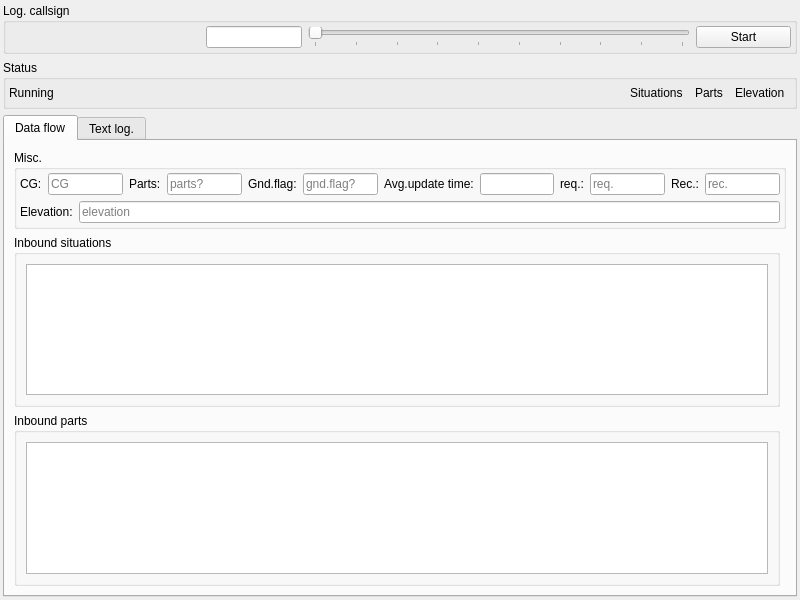
Before: the Qt Designer form src/blackgui/components/interpolationlogdisplay.ui in swift-project/pilotclient, drawn with Qt 5.
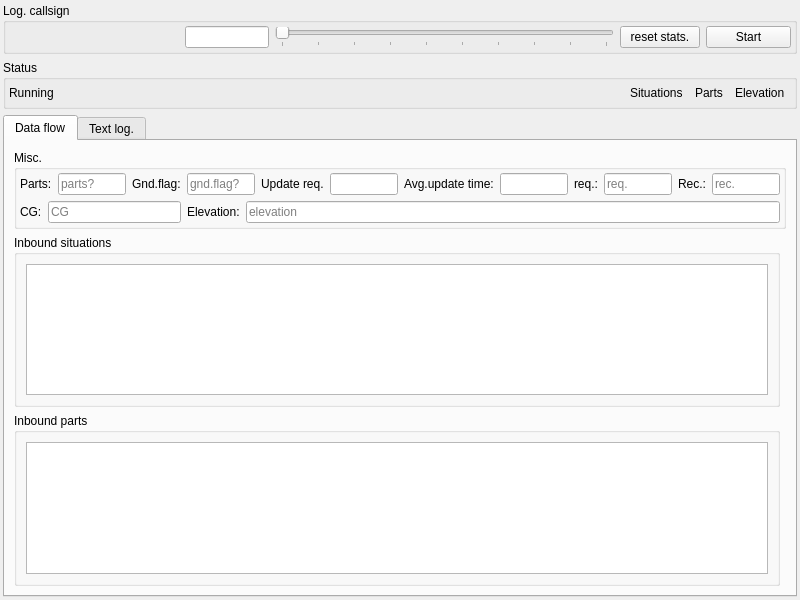
After: the same form once the commit is applied. Custom widgets are drawn as their Qt base class.

Commit message:
Ref T270, also display update aircraft (interpolation) request time
* made some ISimulator functions public, so they can be used in UI
* added members for request times
* better "shutdown" / "disconnect" detection

Patch:
```diff
--- a/src/blackgui/components/interpolationlogdisplay.ui
+++ b/src/blackgui/components/interpolationlogdisplay.ui
@@ -31,7 +31,7 @@
      <property name="title">
       <string>Log. callsign</string>
      </property>
-     <layout class="QHBoxLayout" name="hl_LogCallsign" stretch="2,1,4,1">
+     <layout class="QHBoxLayout" name="hl_LogCallsign" stretch="2,1,4,0,1">
       <property name="leftMargin">
        <number>3</number>
       </property>
@@ -77,6 +77,13 @@
         </property>
        </widget>
       </item>
+      <item>
+       <widget class="QPushButton" name="pb_ResetStats">
+        <property name="text">
+         <string>reset stats.</string>
+        </property>
+       </widget>
+      </item>
       <item>
        <widget class="QPushButton" name="pb_StartStop">
         <property name="text">
@@ -226,23 +233,6 @@
              <property name="bottomMargin">
               <number>0</number>
              </property>
-             <item>
-              <widget class="QLabel" name="lbl_CG">
-               <property name="text">
-                <string>CG:</string>
-               </property>
-              </widget>
-             </item>
-             <item>
-              <widget class="QLineEdit" name="le_CG">
-               <property name="readOnly">
-                <bool>true</bool>
-               </property>
-               <property name="placeholderText">
-                <string>CG</string>
-               </property>
-              </widget>
-             </item>
              <item>
               <widget class="QLabel" name="lbl_Parts">
                <property name="text">
@@ -277,6 +267,23 @@
                </property>
               </widget>
              </item>
+             <item>
+              <widget class="QLabel" name="lbl_UpdateAircraftReqTime">
+               <property name="toolTip">
+                <string>update aircraft req.time</string>
+               </property>
+               <property name="text">
+                <string>Update req.</string>
+               </property>
+              </widget>
+             </item>
+             <item>
+              <widget class="QLineEdit" name="le_UpdateAircraftReqTimeMs">
+               <property name="readOnly">
+                <bool>true</bool>
+               </property>
+              </widget>
+             </item>
              <item>
               <widget class="QLabel" name="lbl_AverageUpdateTime">
                <property name="text">
@@ -336,7 +343,7 @@
           </item>
           <item>
            <widget class="QFrame" name="fr_Misc2">
-            <layout class="QHBoxLayout" name="hl_Misc2">
+            <layout class="QHBoxLayout" name="hl_Misc2" stretch="0,1,0,4">
              <property name="leftMargin">
               <number>0</number>
              </property>
@@ -349,6 +356,23 @@
              <property name="bottomMargin">
               <number>0</number>
              </property>
+             <item>
+              <widget class="QLabel" name="lbl_CG">
+               <property name="text">
+                <string>CG:</string>
+               </property>
+              </widget>
+             </item>
+             <item>
+              <widget class="QLineEdit" name="le_CG">
+               <property name="readOnly">
+                <bool>true</bool>
+               </property>
+               <property name="placeholderText">
+                <string>CG</string>
+               </property>
+              </widget>
+             </item>
              <item>
               <widget class="QLabel" name="lbl_Elevation">
                <property name="text">
```
Left out of the diff: 1 changed line with no effect on the pictures. The commit also changes 5 other files.
